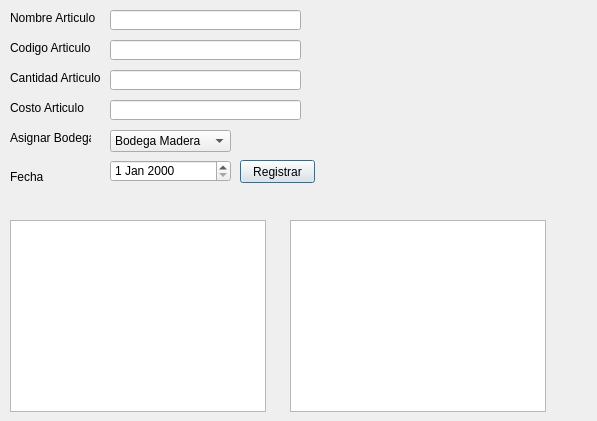
Above: UI/Ui_registro.ui from piedrachin/proyecto before the change. Below: the same form after it.
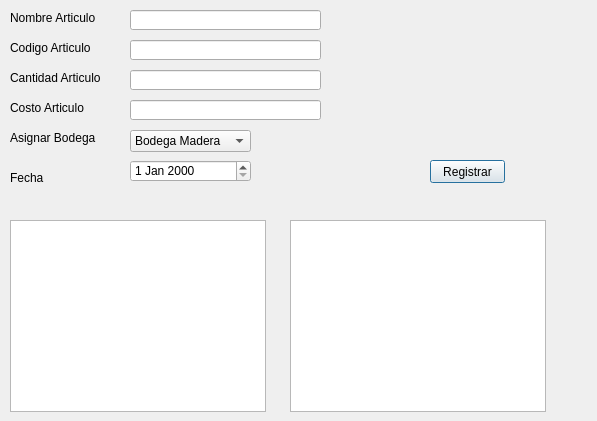
That is the form after the change.

What changed in the file:
```diff
--- a/UI/Ui_registro.ui
+++ b/UI/Ui_registro.ui
@@ -16,7 +16,7 @@
   <widget class="QPushButton" name="btn_registrar_articulo">
    <property name="geometry">
     <rect>
-     <x>240</x>
+     <x>430</x>
      <y>160</y>
      <width>75</width>
      <height>23</height>
@@ -31,7 +31,7 @@
     <rect>
      <x>10</x>
      <y>10</y>
-     <width>91</width>
+     <width>101</width>
      <height>16</height>
     </rect>
    </property>
@@ -44,7 +44,7 @@
     <rect>
      <x>10</x>
      <y>40</y>
-     <width>81</width>
+     <width>101</width>
      <height>16</height>
     </rect>
    </property>
@@ -57,7 +57,7 @@
     <rect>
      <x>10</x>
      <y>70</y>
-     <width>91</width>
+     <width>101</width>
      <height>16</height>
     </rect>
    </property>
@@ -70,7 +70,7 @@
     <rect>
      <x>10</x>
      <y>100</y>
-     <width>81</width>
+     <width>101</width>
      <height>16</height>
     </rect>
    </property>
@@ -81,7 +81,7 @@
   <widget class="QLineEdit" name="txt_nombre_articulo">
    <property name="geometry">
     <rect>
-     <x>110</x>
+     <x>130</x>
      <y>10</y>
      <width>191</width>
      <height>20</height>
@@ -94,7 +94,7 @@
   <widget class="QLineEdit" name="txt_codigo_articulo">
    <property name="geometry">
     <rect>
-     <x>110</x>
+     <x>130</x>
      <y>40</y>
      <width>191</width>
      <height>20</height>
@@ -104,7 +104,7 @@
   <widget class="QLineEdit" name="txt_cantidad_articulo">
    <property name="geometry">
     <rect>
-     <x>110</x>
+     <x>130</x>
      <y>70</y>
      <width>191</width>
      <height>20</height>
@@ -114,7 +114,7 @@
   <widget class="QLineEdit" name="txt_costo_articulo">
    <property name="geometry">
     <rect>
-     <x>110</x>
+     <x>130</x>
      <y>100</y>
      <width>191</width>
      <height>20</height>
@@ -126,7 +126,7 @@
     <rect>
      <x>10</x>
      <y>130</y>
-     <width>81</width>
+     <width>101</width>
      <height>16</height>
     </rect>
    </property>
@@ -137,7 +137,7 @@
   <widget class="QComboBox" name="cbx_bodega_N">
    <property name="geometry">
     <rect>
-     <x>110</x>
+     <x>130</x>
      <y>130</y>
      <width>121</width>
      <height>22</height>
@@ -157,7 +157,7 @@
   <widget class="QDateEdit" name="date_fecha_articulo">
    <property name="geometry">
     <rect>
-     <x>110</x>
+     <x>130</x>
      <y>160</y>
      <width>121</width>
      <height>22</height>
@@ -169,8 +169,8 @@
     <rect>
      <x>10</x>
      <y>170</y>
-     <width>47</width>
-     <height>13</height>
+     <width>71</width>
+     <height>16</height>
     </rect>
    </property>
    <property name="text">
```
